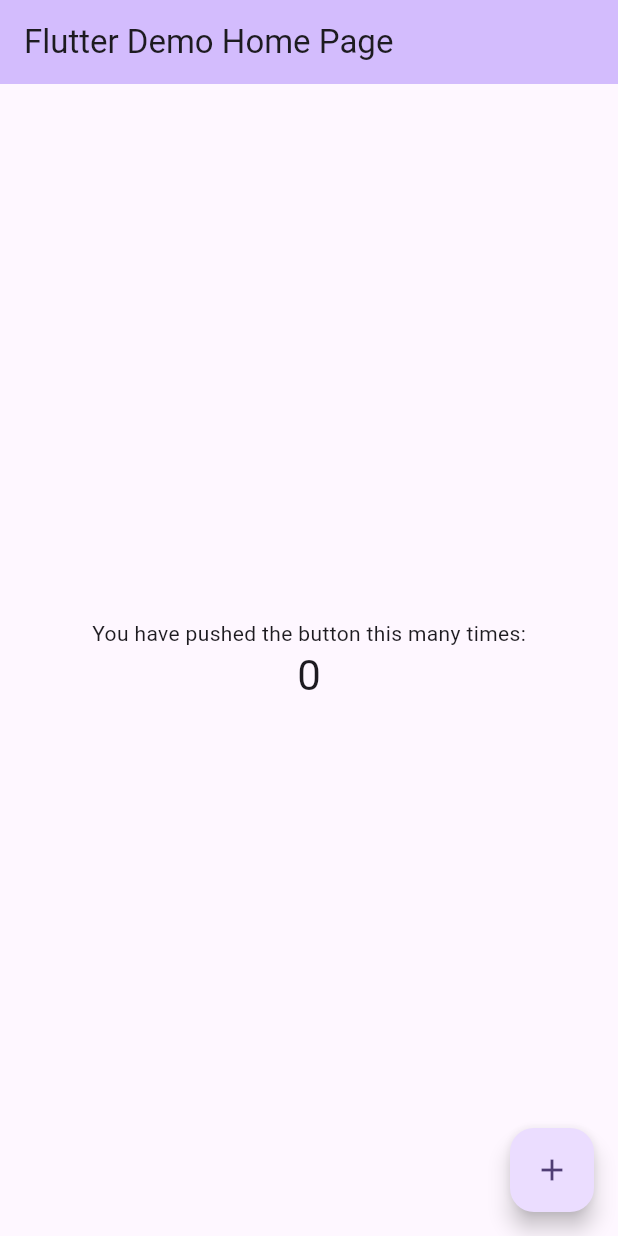
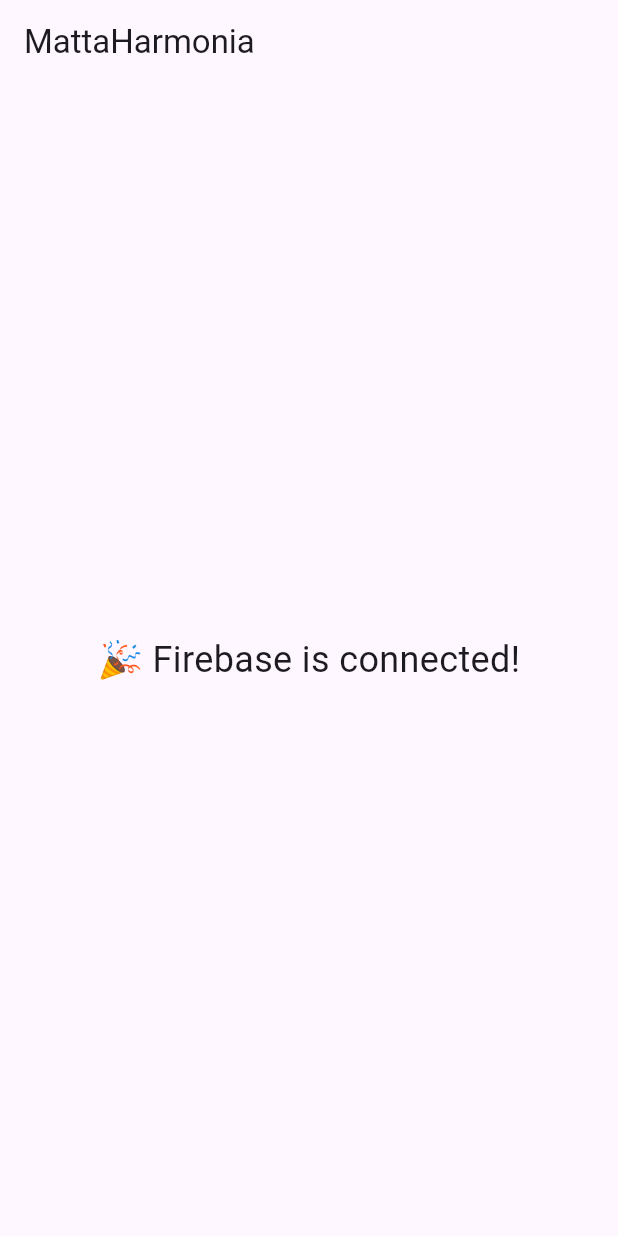
Before and after one commit to Mattaron/MattaHarmonia, a Flutter app: the screen it shows after launch, on a phone screen of 412 x 824 dp. Run offline on Flutter 3.47's test engine with Material 3 defaults, Android fonts, the phone set to English and light mode, and no system bars; our stand-ins replace firebase_core; accounts and stored records are empty.

Commit message:
Firebase integration baseline - Android working
- Firebase Data Connect successfully integrated
- Package name: com.mattatech.mattaharmonia
- Android NDK: 27.0.12077973
- Firebase connecting properly on mobile
- Ready for development

```diff
--- a/dataconnect-generated/dart/default_connector/default.dart
+++ b/dataconnect-generated/dart/default_connector/default.dart
@@ -1,4 +1,4 @@
-library default_connector;
+library;
 import 'package:firebase_data_connect/firebase_data_connect.dart';
 import 'dart:convert';
 
--- a/lib/main.dart
+++ b/lib/main.dart
@@ -1,122 +1,47 @@
 import 'package:flutter/material.dart';
+import 'package:firebase_core/firebase_core.dart';
 
-void main() {
-  runApp(const MyApp());
+void main() async {
+  // Ensure widgets are bound before Firebase is initialized
+  WidgetsFlutterBinding.ensureInitialized();
+
+  // Initialize Firebase
+  await Firebase.initializeApp();
+
+  // Start the app
+  runApp(const MattaHarmoniaApp());
 }
 
-class MyApp extends StatelessWidget {
-  const MyApp({super.key});
+class MattaHarmoniaApp extends StatelessWidget {
+  const MattaHarmoniaApp({super.key});
 
-  // This widget is the root of your application.
   @override
   Widget build(BuildContext context) {
     return MaterialApp(
-      title: 'Flutter Demo',
+      title: 'MattaHarmonia',
       theme: ThemeData(
-        // This is the theme of your application.
-        //
-        // TRY THIS: Try running your application with "flutter run". You'll see
-        // the application has a purple toolbar. Then, without quitting the app,
-        // try changing the seedColor in the colorScheme below to Colors.green
-        // and then invoke "hot reload" (save your changes or press the "hot
-        // reload" button in a Flutter-supported IDE, or press "r" if you used
-        // the command line to start the app).
-        //
-        // Notice that the counter didn't reset back to zero; the application
-        // state is not lost during the reload. To reset the state, use hot
-        // restart instead.
-        //
-        // This works for code too, not just values: Most code changes can be
-        // tested with just a hot reload.
-        colorScheme: ColorScheme.fromSeed(seedColor: Colors.deepPurple),
+        primarySwatch: Colors.purple,
       ),
-      home: const MyHomePage(title: 'Flutter Demo Home Page'),
+      home: const HomePage(),
     );
   }
 }
 
-class MyHomePage extends StatefulWidget {
-  const MyHomePage({super.key, required this.title});
-
-  // This widget is the home page of your application. It is stateful, meaning
-  // that it has a State object (defined below) that contains fields that affect
-  // how it looks.
-
-  // This class is the configuration for the state. It holds the values (in this
-  // case the title) provided by the parent (in this case the App widget) and
-  // used by the build method of the State. Fields in a Widget subclass are
-  // always marked "final".
-
-  final String title;
-
-  @override
-  State<MyHomePage> createState() => _MyHomePageState();
-}
-
-class _MyHomePageState extends State<MyHomePage> {
-  int _counter = 0;
-
-  void _incrementCounter() {
-    setState(() {
-      // This call to setState tells the Flutter framework that something has
-      // changed in this State, which causes it to rerun the build method below
-      // so that the display can reflect the updated values. If we changed
-      // _counter without calling setState(), then the build method would not be
-      // called again, and so nothing would appear to happen.
-      _counter++;
-    });
-  }
+class HomePage extends StatelessWidget {
+  const HomePage({super.key});
 
   @override
   Widget build(BuildContext context) {
-    // This method is rerun every time setState is called, for instance as done
-    // by the _incrementCounter method above.
-    //
-    // The Flutter framework has been optimized to make rerunning build methods
-    // fast, so that you can just rebuild anything that needs updating rather
-    // than having to individually change instances of widgets.
     return Scaffold(
       appBar: AppBar(
-        // TRY THIS: Try changing the color here to a specific color (to
-        // Colors.amber, perhaps?) and trigger a hot reload to see the AppBar
-        // change color while the other colors stay the same.
-        backgroundColor: Theme.of(context).colorScheme.inversePrimary,
-        // Here we take the value from the MyHomePage object that was created by
-        // the App.build method, and use it to set our appbar title.
-        title: Text(widget.title),
+        title: const Text('MattaHarmonia'),
       ),
-      body: Center(
-        // Center is a layout widget. It takes a single child and positions it
-        // in the middle of the parent.
-        child: Column(
-          // Column is also a layout widget. It takes a list of children and
-          // arranges them vertically. By default, it sizes itself to fit its
-          // children horizontally, and tries to be as tall as its parent.
-          //
-          // Column has various properties to control how it sizes itself and
-          // how it positions its children. Here we use mainAxisAlignment to
-          // center the children vertically; the main axis here is the vertical
-          // axis because Columns are vertical (the cross axis would be
-          // horizontal).
-          //
-          // TRY THIS: Invoke "debug painting" (choose the "Toggle Debug Paint"
-          // action in the IDE, or press "p" in the console), to see the
-          // wireframe for each widget.
-          mainAxisAlignment: MainAxisAlignment.center,
-          children: <Widget>[
-            const Text('You have pushed the button this many times:'),
-            Text(
-              '$_counter',
-              style: Theme.of(context).textTheme.headlineMedium,
-            ),
-          ],
+      body: const Center(
+        child: Text(
+          '🎉 Firebase is connected!',
+          style: TextStyle(fontSize: 24),
         ),
       ),
-      floatingActionButton: FloatingActionButton(
-        onPressed: _incrementCounter,
-        tooltip: 'Increment',
-        child: const Icon(Icons.add),
-      ), // This trailing comma makes auto-formatting nicer for build methods.
     );
   }
 }
```
Also changed, not shown: pubspec.yaml (+12 -71 lines), pubspec.lock, 10 other files.
